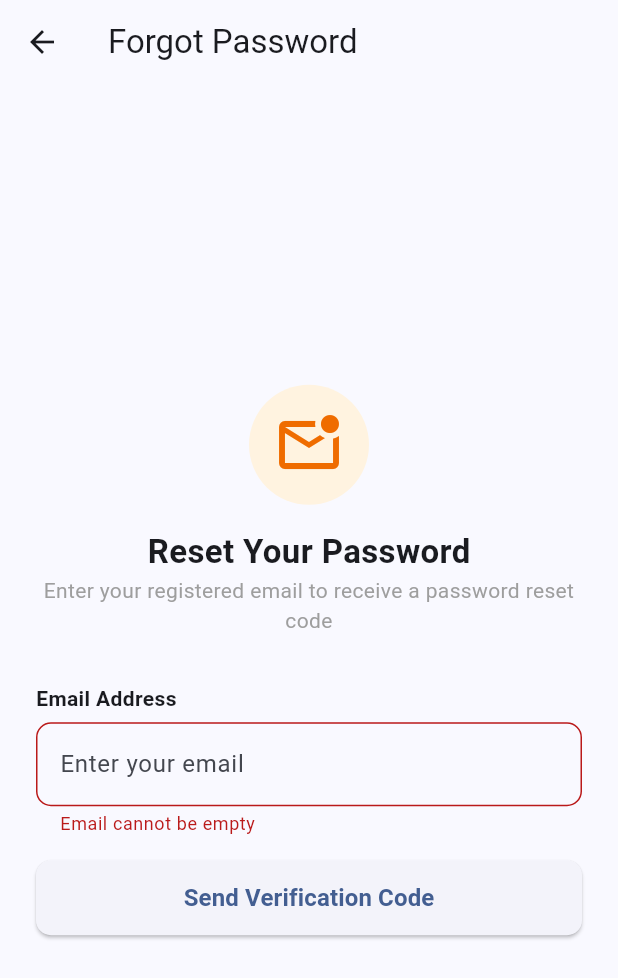
After one commit to wenPen20/Mobile-App-Fintrack-G7, a Flutter app: the ForgetPasswordScreen screen opened directly, after a tap on "Send Verification Code", on a phone screen of 412 x 824 dp. The commit adds this screen. Shown: the top 978 px of the screen. Run offline on Flutter 3.47's test engine with Material 3 defaults, Android fonts, the phone set to English and light mode, and no system bars; our stand-ins replace flutter_riverpod.

Commit message:
feat: add forgot password and reset password screens
- ForgetPasswordScreen: email input, submits stub reset code request
- ResetPasswordScreen: code + new password + confirm password fields
- Both screens use AppTextField, AppButton, AuthErrorBanner
- Navigation: /login → /forget-password → /reset-password → /login

```diff
--- /dev/null
+++ b/fintrack-mobile/lib/features/auth/screens/forget_password_screen.dart
@@ -0,0 +1,196 @@
+import 'package:flutter/material.dart';
+import 'package:flutter_riverpod/flutter_riverpod.dart';
+import '../providers/auth_provider.dart';
+import '../../../core/widgets/app_button.dart';
+import '../../../core/widgets/app_text_field.dart';
+import '../../../core/widgets/auth_error_banner.dart';
+import 'reset_password_screen.dart';
+
+class ForgetPasswordScreen extends ConsumerStatefulWidget {
+  const ForgetPasswordScreen({super.key});
+
+  @override
+  ConsumerState<ForgetPasswordScreen> createState() => _ForgetPasswordScreenState();
+}
+
+class _ForgetPasswordScreenState extends ConsumerState<ForgetPasswordScreen> {
+  final _emailController = TextEditingController();
+  final _codeController = TextEditingController();
+
+  bool _isCodeSent = false;
+  String? _emailError;
+  String? _codeError;
+  String? _formError;
+
+  bool _isValidEmail(String email) {
+    return RegExp(r'^[\w-\.]+@([\w-]+\.)+[\w-]{2,4}$').hasMatch(email);
+  }
+
+  @override
+  void dispose() {
+    _emailController.dispose();
+    _codeController.dispose();
+    super.dispose();
+  }
+
+  void _handleRequestCode() async {
+    setState(() {
+      _emailError = null;
+      _formError = null;
+    });
+    final email = _emailController.text.trim();
+
+    if (email.isEmpty) {
+      setState(() => _emailError = 'Email cannot be empty');
+      return;
+    }
+    if (!_isValidEmail(email)) {
+      setState(() => _emailError = 'Please enter a valid email address');
+      return;
+    }
+
+    final success = await ref.read(authProvider.notifier).requestPasswordReset(email);
+
+    if (mounted) {
+      if (success) {
+        setState(() {
+          _isCodeSent = true;
+        });
+        ScaffoldMessenger.of(context).showSnackBar(
+          const SnackBar(
+            content: Text('Verification code sent to your email.'),
+            backgroundColor: Colors.blue,
+          ),
+        );
+      } else {
+        final authState = ref.read(authProvider);
+        setState(() {
+          _formError = authState.error ?? 'Failed to send reset code';
+        });
+      }
+    }
+  }
+
+  void _handleSubmitCode() {
+    setState(() => _codeError = null);
+    final code = _codeController.text.trim();
+
+    if (code.isEmpty) {
+      setState(() => _codeError = 'Verification code cannot be empty');
+      return;
+    }
+
+    Navigator.push(
+      context,
+      MaterialPageRoute(
+        builder: (context) => ResetPasswordScreen(
+          email: _emailController.text.trim(),
+          code: code,
+        ),
+      ),
+    );
+  }
+
+  @override
+  Widget build(BuildContext context) {
+    final authState = ref.watch(authProvider);
+
+    return Scaffold(
+      appBar: AppBar(
+        title: const Text('Forgot Password'),
+        elevation: 0,
+      ),
+      body: SafeArea(
+        child: Center(
+          child: SingleChildScrollView(
+            padding: const EdgeInsets.symmetric(horizontal: 24.0, vertical: 20.0),
+            child: Column(
+              crossAxisAlignment: CrossAxisAlignment.start,
+              children: [
+                Center(
+                  child: Container(
+                    padding: const EdgeInsets.all(16.0),
+                    decoration: BoxDecoration(
+                      color: Colors.orange.shade50,
+                      shape: BoxShape.circle,
+                    ),
+                    child: Icon(
+                      Icons.mark_email_unread_outlined,
+                      size: 48,
+                      color: Colors.orange.shade800,
+                    ),
+                  ),
+                ),
+                const SizedBox(height: 16),
+                const Center(
+                  child: Text(
+                    'Reset Your Password',
+                    style: TextStyle(fontSize: 22, fontWeight: FontWeight.bold),
+                  ),
+                ),
+                const Center(
+                  child: Text(
+                    'Enter your registered email to receive a password reset code',
+                    textAlign: TextAlign.center,
+                    style: TextStyle(color: Colors.grey, fontSize: 14),
+                  ),
+                ),
+                const SizedBox(height: 32),
+
+                // Error Banner
+                if (_formError != null) ...[
+                  AuthErrorBanner(
+                    message: _formError!,
+                    onDismiss: () => setState(() => _formError = null),
+                  ),
+                  const SizedBox(height: 16),
+                ],
+
+                // Step 1: Email Input
+                AppTextField(
+                  controller: _emailController,
+                  label: 'Email Address',
+                  hintText: 'Enter your email',
+                  keyboardType: TextInputType.emailAddress,
+                  errorText: _emailError,
+                ),
+                const SizedBox(height: 16),
+
+                if (!_isCodeSent) ...[
+                  AppButton(
+                    label: 'Send Verification Code',
+                    isLoading: authState.isLoading,
+                    onPressed: _handleRequestCode,
+                  ),
+                ] else ...[
+                  // Step 2: Verification Code Input
+                  AppTextField(
+                    controller: _codeController,
+                    label: 'Verification Code',
+                    hintText: 'Enter code',
+                    keyboardType: TextInputType.number,
+                    errorText: _codeError,
+                  ),
+                  const SizedBox(height: 20),
+
+                  AppButton(
+                    label: 'Verify Code',
+                    onPressed: _handleSubmitCode,
+                  ),
+                  const SizedBox(height: 12),
+
+                  Center(
+                    child: TextButton(
+                      onPressed: _handleRequestCode,
+                      child: const Text('Resend Code'),
+                    ),
+                  ),
+                ],
+              ],
+            ),
+          ),
+        ),
+      ),
+    );
+  }
+}
```
Also changed, not shown: fintrack-mobile/lib/features/auth/screens/login_screen.dart (+9 -2 lines), fintrack-mobile/lib/features/auth/screens/reset_password_screen.dart (added, +192 -0 lines).
